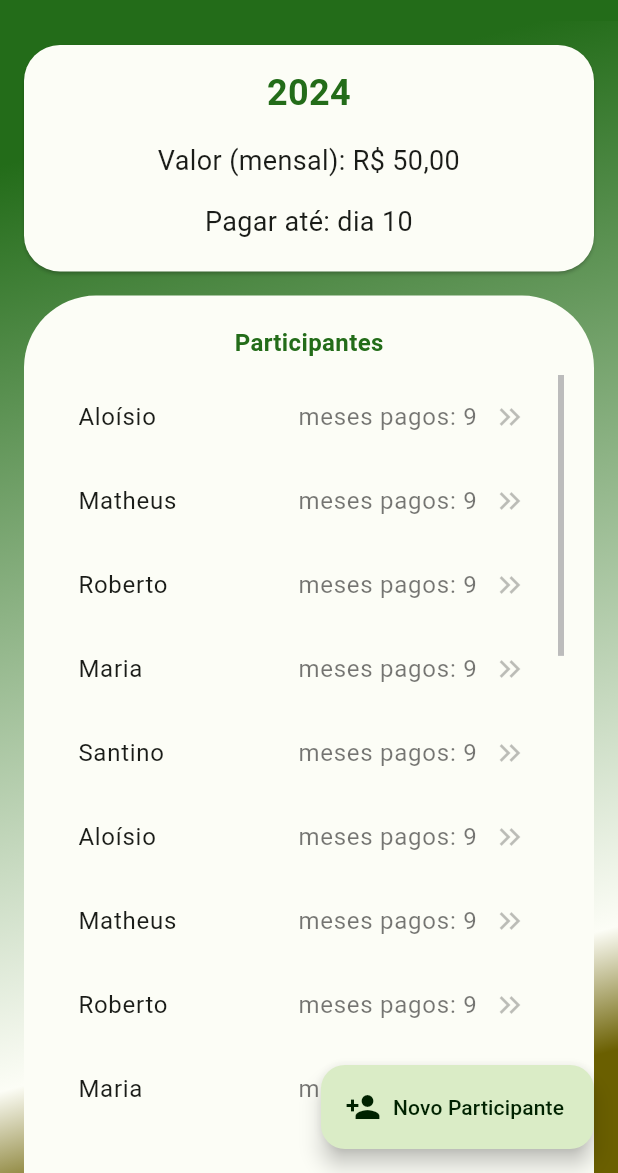
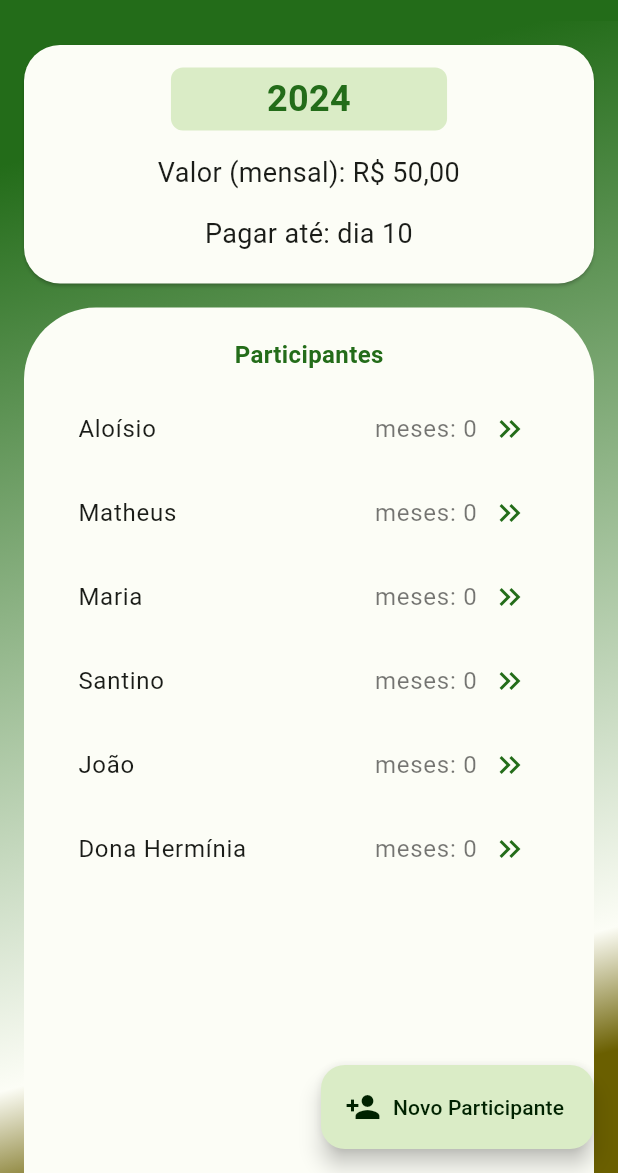
Before and after one commit to mathbaltazar/app-caixinha, a Flutter app: the screen it shows after launch, on a phone screen of 412 x 824 dp, the part 63-1236 px from its top. Run offline on Flutter 3.47's test engine with Material 3 defaults, Android fonts, the phone set to English and light mode, and no system bars; our stand-ins replace flutter_modular.

Commit message:
Implementação do comportamento das telas e widgets com o model. Facelifts das telas/widgets. Otimização de código.

```diff
--- a/lib/app/app_widget.dart
+++ b/lib/app/app_widget.dart
@@ -17,7 +17,7 @@ class AppWidget extends StatelessWidget {
       theme: ThemeData(
           useMaterial3: true,
           colorScheme: AppColors.lightColorScheme,
-          // todo textTheme: GoogleFonts.montserratTextTheme()
+          // todo textTheme: GoogleFonts.ralewayTextTheme()
       ),
       darkTheme: ThemeData(
         useMaterial3: true,
--- a/lib/app/modules/home/domain/models/pagamento_caixinha_model.dart
+++ b/lib/app/modules/home/domain/models/pagamento_caixinha_model.dart
@@ -1,7 +1,9 @@
+import 'package:app_caixinha/app/modules/home/domain/models/month_enum_model.dart';
+
 import 'participante_model.dart';
 
 class PagamentoCaixinhaModel {
-  int? mes;
+  MonthEnumModel? mes;
   ParticipanteModel? participante;
   double? valor;
 }
--- a/lib/app/modules/home/domain/models/participante_model.dart
+++ b/lib/app/modules/home/domain/models/participante_model.dart
@@ -2,8 +2,11 @@ import 'caixinha_model.dart';
 import 'pagamento_caixinha_model.dart';
 
 class ParticipanteModel {
-  int? id;
-  String? nome;
+  ParticipanteModel({required this.id, required this.nome, this.caixinha});
+
+  int id;
+  String nome;
   CaixinhaModel? caixinha;
+
   List<PagamentoCaixinhaModel> pagamentos = [];
 }
--- /dev/null
+++ b/lib/app/modules/home/presentation/controllers/home_controller.dart
@@ -0,0 +1,25 @@
+
+import 'package:app_caixinha/app/modules/home/domain/models/participante_model.dart';
+
+class HomeController {
+  HomeController();
+
+  final List<ParticipanteModel> participantes = [
+    ParticipanteModel(id: 0, nome: 'Aloísio'),
+    ParticipanteModel(id: 1, nome: 'Matheus'),
+    ParticipanteModel(id: 2, nome: 'Maria'),
+    ParticipanteModel(id: 3, nome: 'Santino'),
+    ParticipanteModel(id: 4, nome: 'João'),
+    ParticipanteModel(id: 5, nome: 'Dona Hermínia'),
+  ];
+
+  void loadAllParticipants() {
+    // todo load all participants
+  }
+
+  void addNewParticipant(String name) {
+    // todo salvar novo participante
+  }
+
+
+}
--- a/lib/app/modules/home/presentation/pages/home_page.dart
+++ b/lib/app/modules/home/presentation/pages/home_page.dart
@@ -1,43 +1,17 @@
-import 'dart:math';
-
 import 'package:app_caixinha/app/core/presentation/global_message.dart';
 import 'package:app_caixinha/app/core/routes/app_routes.dart';
 import 'package:app_caixinha/app/core/theme/color_schemes.g.dart';
 import 'package:flutter/material.dart';
 import 'package:flutter_modular/flutter_modular.dart';
 
+import '../controllers/home_controller.dart';
+import '../widgets/empty_participants_start_widget.dart';
 import '../widgets/text_field_editor_widget.dart';
 
 class HomePage extends StatelessWidget {
   HomePage({super.key});
 
-  final List<String> participantes = [
-    'Aloísio',
-    'Matheus',
-    'Roberto',
-    'Maria',
-    'Santino',
-    'Aloísio',
-    'Matheus',
-    'Roberto',
-    'Maria',
-    'Santino',
-    'Aloísio',
-    'Matheus',
-    'Roberto',
-    'Maria',
-    'Santino',
-    'Aloísio',
-    'Matheus',
-    'Roberto',
-    'Maria',
-    'Santino',
-    'Aloísio',
-    'Matheus',
-    'Roberto',
-    'Maria',
-    'Santino',
-  ];
+  final controller = Modular.get<HomeController>();
 
   @override
   Widget build(BuildContext context) {
@@ -74,7 +48,14 @@ class HomePage extends StatelessWidget {
                 child: Column(
                   children: [
                     const SizedBox(height: 15),
-                    Text(
+                    Container(
+                      padding: const EdgeInsets.symmetric(
+                          horizontal: 64, vertical: 4),
+                      decoration: BoxDecoration(
+                        color: AppColors.primaryContainer,
+                        borderRadius: BorderRadius.circular(8),
+                      ),
+                      child: Text(
                         '2024',
                         textAlign: TextAlign.center,
                         style: TextStyle(
@@ -82,14 +63,15 @@ class HomePage extends StatelessWidget {
                             color: AppColors.colorPrimary,
                             fontWeight: FontWeight.bold),
                       ),
+                    ),
                     const SizedBox(height: 15),
-                    Text(
+                    const Text(
                       'Valor (mensal): R\$ 50,00',
                       textAlign: TextAlign.center,
                       style: TextStyle(fontSize: 18),
                     ),
                     const SizedBox(height: 15),
-                    Text(
+                    const Text(
                       'Pagar até: dia 10',
                       textAlign: TextAlign.center,
                       style: TextStyle(fontSize: 18),
@@ -118,23 +100,36 @@ class HomePage extends StatelessWidget {
                             fontWeight: FontWeight.bold),
                       ),
                       const SizedBox(height: 10),
-                      Expanded(
+                      Visibility(
+                        visible: controller.participantes.isEmpty,
+                        child: Expanded(
+                          child: SingleChildScrollView(
+                            child: EmptyParticipantsStartWidget(
+                              onAddPressed: () => _showAddParticipantModal(context),
+                            ),
+                          ),
+                        ),
+                      ),
+                      Visibility(
+                        visible: controller.participantes.isNotEmpty,
+                        child: Expanded(
                           child: Scrollbar(
                             thumbVisibility: true,
                             child: ListView.builder(
                               shrinkWrap: true,
-                            itemCount: participantes.length,
+                              itemCount: controller.participantes.length,
                               itemBuilder: (_, index) {
                                 return InkWell(
                                   onTap: () {
                                     Modular.to.pushNamed(
                                       AppRoutes.detailsParticipant,
                                       arguments: {
-                                      'participant': participantes[index]
+                                        'participantId':
+                                            controller.participantes[index].id
                                       },
                                     ).then((value) {
                                       if (value == 'deleted') {
-                                      // todo delete participant
+                                        controller.loadAllParticipants();
                                       }
                                     });
                                   },
@@ -143,24 +138,25 @@ class HomePage extends StatelessWidget {
                                       children: [
                                         Expanded(
                                             child: Text(
-                                        participantes[index],
+                                          controller.participantes[index].nome,
                                           overflow: TextOverflow.ellipsis,
                                         )),
                                         Text(
-                                        'meses pagos: ${Random().nextInt(13)}',
+                                          'meses: ${controller.participantes[index].pagamentos.length}',
                                           style: const TextStyle(
                                               color: Colors.black54),
                                         ),
                                         const SizedBox(width: 10),
-                                      const Icon(
+                                        Icon(
                                           Icons.keyboard_double_arrow_right,
-                                        color: Colors.black26,
+                                          color: AppColors.colorPrimary,
                                         ),
                                       ],
                                     ),
                                   ),
                                 );
                               },
+                            ),
                           ),
                         ),
                       ),
@@ -171,11 +167,13 @@ class HomePage extends StatelessWidget {
             ],
           ),
         ),
-        floatingActionButton: FloatingActionButton.extended(
+        floatingActionButton: controller.participantes.isNotEmpty
+            ? FloatingActionButton.extended(
                 onPressed: () => _showAddParticipantModal(context),
                 icon: const Icon(Icons.person_add),
                 label: const Text('Novo Participante'),
-        ),
+              )
+            : null,
       ),
     );
   }
@@ -190,13 +188,16 @@ class HomePage extends StatelessWidget {
             title: const Text('Novo participante'),
             content: TextFieldEditorWidget(
               hint: 'Nome',
+              validation: (value) {
+                if (value.isEmpty) {
+                  return 'Digite o nome do participante';
+                }
+                return null;
+              },
               onConfirm: (name) {
-                // validate
-                if (name.isEmpty) {
-                  GlobalMessage.show('Digite o nome do participante');
-                  return;
-                }
-                // todo salvar novo participante
+                controller.addNewParticipant(name);
+                GlobalMessage.show('Novo participante adicionado!',
+                    icon: Icons.person);
                 Modular.to.pop();
               },
             ),
```
Also changed, not shown: lib/app/core/presentation/global_message.dart (+21 -3 lines), lib/app/core/utils/extensions.dart (deleted, +0 -36 lines), lib/app/modules/home/domain/models/month_enum_model.dart (added, +17 -0 lines), lib/app/modules/home/home_module.dart (+13 -7 lines), lib/app/modules/home/presentation/controllers/details_participant_controller.dart (added, +65 -0 lines), lib/app/modules/home/presentation/pages/details_participant_page.dart (+84 -57 lines), lib/app/modules/home/presentation/widgets/empty_participants_start_widget.dart (added, +34 -0 lines), lib/app/modules/home/presentation/widgets/text_field_editor_widget.dart (+30 -9 lines). Lines whose indentation alone changed are shown as unchanged.
